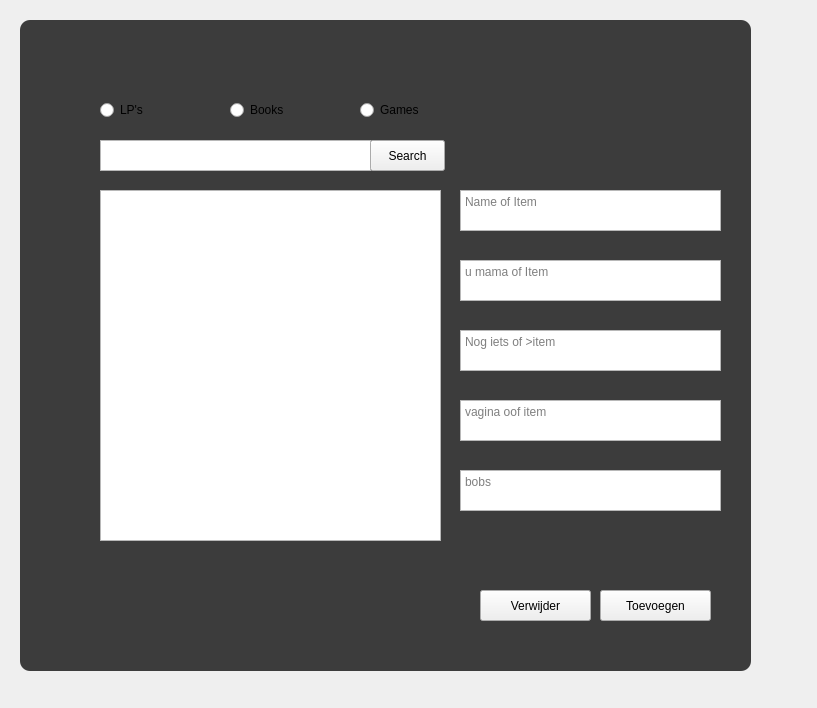
First picture: the form in app/frontend/UI/toevoegen.ui, repository yorancroes/ShelfSense, before the edit.
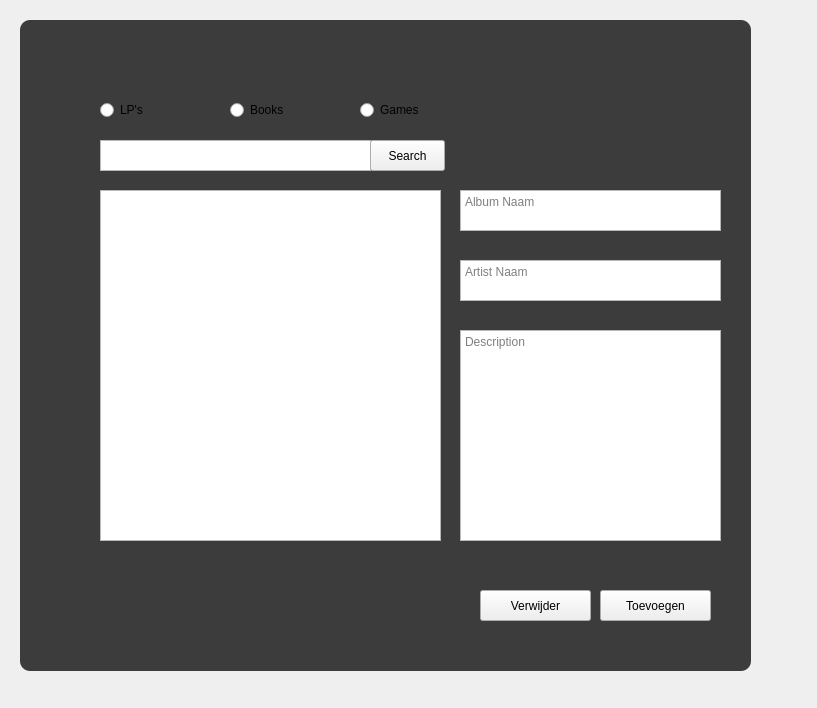
Second picture: the form after the edit.

```diff
--- a/app/frontend/UI/toevoegen.ui
+++ b/app/frontend/UI/toevoegen.ui
@@ -141,8 +141,21 @@
       <height>41</height>
      </rect>
     </property>
+    <property name="markdown">
+     <string/>
+    </property>
+    <property name="html">
+     <string>&lt;!DOCTYPE HTML PUBLIC &quot;-//W3C//DTD HTML 4.0//EN&quot; &quot;http://www.w3.org/TR/REC-html40/strict.dtd&quot;&gt;
+&lt;html&gt;&lt;head&gt;&lt;meta name=&quot;qrichtext&quot; content=&quot;1&quot; /&gt;&lt;meta charset=&quot;utf-8&quot; /&gt;&lt;style type=&quot;text/css&quot;&gt;
+p, li { white-space: pre-wrap; }
+hr { height: 1px; border-width: 0; }
+li.unchecked::marker { content: &quot;\2610&quot;; }
+li.checked::marker { content: &quot;\2612&quot;; }
+&lt;/style&gt;&lt;/head&gt;&lt;body style=&quot; font-family:'Segoe UI'; font-size:9pt; font-weight:400; font-style:normal;&quot;&gt;
+&lt;p style=&quot;-qt-paragraph-type:empty; margin-top:0px; margin-bottom:0px; margin-left:0px; margin-right:0px; -qt-block-indent:0; text-indent:0px;&quot;&gt;&lt;br /&gt;&lt;/p&gt;&lt;/body&gt;&lt;/html&gt;</string>
+    </property>
     <property name="placeholderText">
-     <string>Name of Item</string>
+     <string>Album Naam</string>
     </property>
    </widget>
    <widget class="QTextEdit" name="iets1">
@@ -155,7 +168,7 @@
      </rect>
     </property>
     <property name="placeholderText">
-     <string>u mama of Item</string>
+     <string>Artist Naam</string>
     </property>
    </widget>
    <widget class="QTextEdit" name="iets2">
@@ -164,37 +177,11 @@
       <x>440</x>
       <y>310</y>
       <width>261</width>
-      <height>41</height>
+      <height>211</height>
      </rect>
     </property>
     <property name="placeholderText">
-     <string>Nog iets of &gt;item</string>
-    </property>
-   </widget>
-   <widget class="QTextEdit" name="iets3">
-    <property name="geometry">
-     <rect>
-      <x>440</x>
-      <y>380</y>
-      <width>261</width>
-      <height>41</height>
-     </rect>
-    </property>
-    <property name="placeholderText">
-     <string>vagina oof item</string>
-    </property>
-   </widget>
-   <widget class="QTextEdit" name="bobs">
-    <property name="geometry">
-     <rect>
-      <x>440</x>
-      <y>450</y>
-      <width>261</width>
-      <height>41</height>
-     </rect>
-    </property>
-    <property name="placeholderText">
-     <string>bobs</string>
+     <string>Description</string>
     </property>
    </widget>
   </widget>
```
